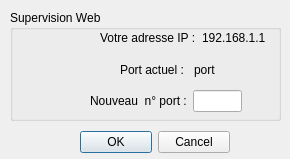
This is src/ConfigurationAppli/f_Configuration.ui in lna44700/openorganigram as Qt 5 draws it before an edit. The edited form follows.
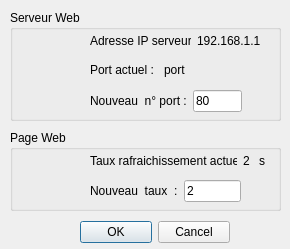
This is the edited form. Icons and pictures are not drawn.

Patch:
```diff
--- a/src/ConfigurationAppli/f_Configuration.ui
+++ b/src/ConfigurationAppli/f_Configuration.ui
@@ -7,7 +7,7 @@
     <x>0</x>
     <y>0</y>
     <width>290</width>
-    <height>159</height>
+    <height>249</height>
    </rect>
   </property>
   <property name="windowTitle">
@@ -27,12 +27,12 @@
     </rect>
    </property>
    <property name="title">
-    <string>Supervision Web</string>
+    <string>Serveur Web</string>
    </property>
    <widget class="QWidget" name="layoutWidget">
     <property name="geometry">
      <rect>
-      <x>110</x>
+      <x>80</x>
       <y>50</y>
       <width>111</width>
       <height>20</height>
@@ -73,15 +73,19 @@
       </widget>
      </item>
      <item>
-      <widget class="QLineEdit" name="LE_PortServeur"/>
+      <widget class="QLineEdit" name="LE_PortServeur">
+       <property name="text">
+        <string>80</string>
+       </property>
+      </widget>
      </item>
     </layout>
    </widget>
    <widget class="QLabel" name="label_logoPort">
     <property name="geometry">
      <rect>
-      <x>20</x>
-      <y>40</y>
+      <x>10</x>
+      <y>30</y>
       <width>61</width>
       <height>51</height>
      </rect>
@@ -99,17 +103,17 @@
    <widget class="QWidget" name="layoutWidget_3">
     <property name="geometry">
      <rect>
-      <x>90</x>
+      <x>80</x>
       <y>20</y>
       <width>171</width>
-      <height>16</height>
+      <height>21</height>
      </rect>
     </property>
     <layout class="QHBoxLayout" name="horizontalLayout_3">
      <item>
       <widget class="QLabel" name="label_2">
        <property name="text">
-        <string>Votre adresse IP :</string>
+        <string>Adresse IP serveur :</string>
        </property>
       </widget>
      </item>
@@ -127,7 +131,7 @@
    <property name="geometry">
     <rect>
      <x>80</x>
-     <y>130</y>
+     <y>220</y>
      <width>150</width>
      <height>25</height>
     </rect>
@@ -139,6 +143,107 @@
     <bool>true</bool>
    </property>
   </widget>
+  <widget class="QGroupBox" name="groupBox_2">
+   <property name="geometry">
+    <rect>
+     <x>10</x>
+     <y>130</y>
+     <width>271</width>
+     <height>81</height>
+    </rect>
+   </property>
+   <property name="title">
+    <string>Page Web</string>
+   </property>
+   <widget class="QLabel" name="label_logoPort_2">
+    <property name="geometry">
+     <rect>
+      <x>20</x>
+      <y>20</y>
+      <width>41</width>
+      <height>41</height>
+     </rect>
+    </property>
+    <property name="text">
+     <string/>
+    </property>
+    <property name="pixmap">
+     <pixmap resource="../ressources.qrc">:/Images/App/webrefresh-icon.png</pixmap>
+    </property>
+    <property name="scaledContents">
+     <bool>true</bool>
+    </property>
+   </widget>
+   <widget class="QWidget" name="layoutWidget_4">
+    <property name="geometry">
+     <rect>
+      <x>80</x>
+      <y>50</y>
+      <width>151</width>
+      <height>22</height>
+     </rect>
+    </property>
+    <layout class="QHBoxLayout" name="horizontalLayout_5">
+     <item>
+      <widget class="QLabel" name="Lb_NouveauTaux">
+       <property name="text">
+        <string>Nouveau  taux  :</string>
+       </property>
+      </widget>
+     </item>
+     <item>
+      <widget class="QLineEdit" name="LE_TauxRaffraichssementPage">
+       <property name="text">
+        <string>2</string>
+       </property>
+      </widget>
+     </item>
+    </layout>
+   </widget>
+   <widget class="QWidget" name="">
+    <property name="geometry">
+     <rect>
+      <x>80</x>
+      <y>20</y>
+      <width>175</width>
+      <height>21</height>
+     </rect>
+    </property>
+    <layout class="QHBoxLayout" name="horizontalLayout_6">
+     <item>
+      <widget class="QLabel" name="label_Taux">
+       <property name="text">
+        <string>Taux rafraichissement actuel :</string>
+       </property>
+      </widget>
+     </item>
+     <item>
+      <layout class="QHBoxLayout" name="horizontalLayout_4">
+       <item>
+        <widget class="QLabel" name="label_Temps">
+         <property name="text">
+          <string>2 </string>
+         </property>
+        </widget>
+       </item>
+       <item>
+        <widget class="QLabel" name="label_Unitee">
+         <property name="text">
+          <string>s</string>
+         </property>
+        </widget>
+       </item>
+      </layout>
+     </item>
+    </layout>
+   </widget>
+   <zorder>label_logoPort_2</zorder>
+   <zorder>Lb_Port_2</zorder>
+   <zorder>label_Taux</zorder>
+   <zorder>label_Temps</zorder>
+   <zorder>label_Unitee</zorder>
+   <zorder>layoutWidget_4</zorder>
+  </widget>
  </widget>
  <resources>
   <include location="../ressources.qrc"/>
```
Left out of the diff: 3 changed lines with no effect on the pictures.
